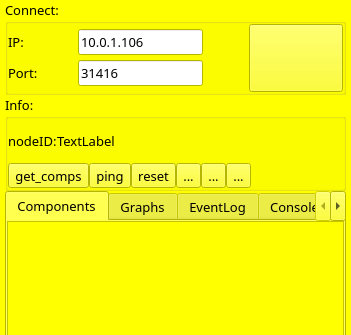
Qt form Software/JarvisServer/common/jarvisnodetestapp.ui (makespacemadrid/Jarvis) before a commit; both pictures show x 0 to 351 and y 0 to 335 of the 351 by 595 pixel window.
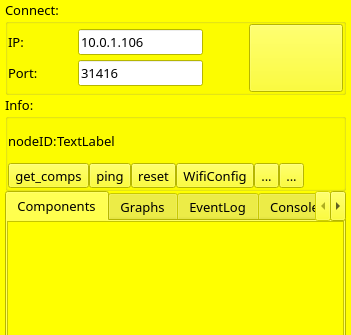
The same form after that commit. Icons and pictures are not drawn.

Patch:
```diff
--- a/Software/JarvisServer/common/jarvisnodetestapp.ui
+++ b/Software/JarvisServer/common/jarvisnodetestapp.ui
@@ -825,7 +825,7 @@
             </font>
            </property>
            <property name="text">
-            <string>...</string>
+            <string>WifiConfig</string>
            </property>
           </widget>
          </item>
```
Left out of the diff: 10 changed lines with no effect on the pictures.
